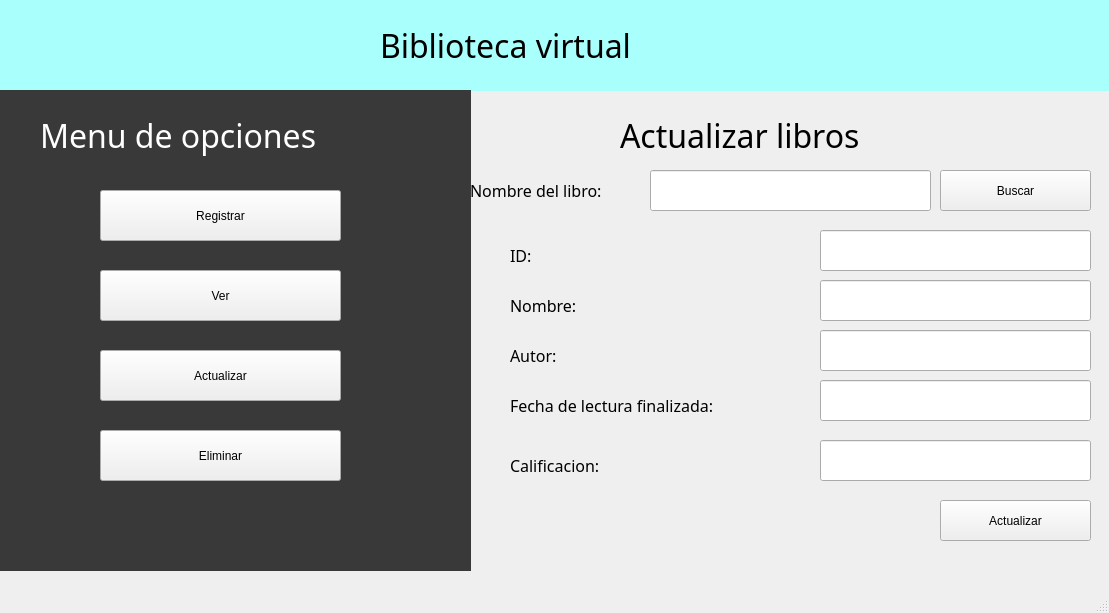
Qt form mainwindow.ui (Aixeny/Proyecto-final-progra-2026-A) before a commit.
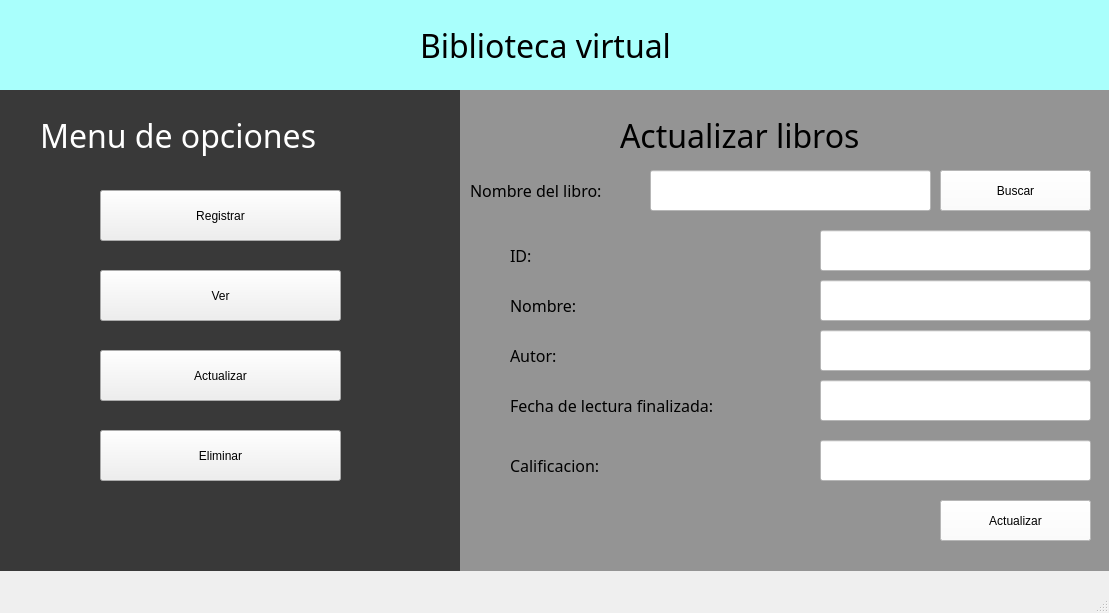
The same form after that commit. The open tabs and pages were chosen to show the change.

```diff
--- a/mainwindow.ui
+++ b/mainwindow.ui
@@ -49,7 +49,7 @@
    <widget class="QLabel" name="label_4">
     <property name="geometry">
      <rect>
-      <x>380</x>
+      <x>420</x>
       <y>20</y>
       <width>351</width>
       <height>51</height>
@@ -148,6 +148,9 @@
       <height>481</height>
      </rect>
     </property>
+    <property name="styleSheet">
+     <string notr="true">background-color: rgb(148, 148, 148);</string>
+    </property>
     <widget class="QWidget" name="page_Registrar">
      <widget class="QLabel" name="label_7">
       <property name="geometry">
@@ -346,6 +349,9 @@
         <height>41</height>
        </rect>
       </property>
+      <property name="styleSheet">
+       <string notr="true">background-color: rgb(255, 255, 255);</string>
+      </property>
      </widget>
      <widget class="QPushButton" name="btn_buscar_actualizar">
       <property name="geometry">
@@ -356,6 +362,9 @@
         <height>41</height>
        </rect>
       </property>
+      <property name="styleSheet">
+       <string notr="true">background-color: rgb(255, 255, 255);</string>
+      </property>
       <property name="text">
        <string>Buscar</string>
       </property>
@@ -369,6 +378,9 @@
         <height>41</height>
        </rect>
       </property>
+      <property name="styleSheet">
+       <string notr="true">background-color: rgb(255, 255, 255);</string>
+      </property>
       <property name="text">
        <string>Actualizar</string>
       </property>
@@ -382,6 +394,9 @@
         <height>41</height>
        </rect>
       </property>
+      <property name="styleSheet">
+       <string notr="true">background-color: rgb(255, 255, 255);</string>
+      </property>
      </widget>
      <widget class="QLineEdit" name="txt_nombre_actualizar">
       <property name="geometry">
@@ -392,6 +407,9 @@
         <height>41</height>
        </rect>
       </property>
+      <property name="styleSheet">
+       <string notr="true">background-color: rgb(255, 255, 255);</string>
+      </property>
      </widget>
      <widget class="QLineEdit" name="txt_autor_actualizar">
       <property name="geometry">
@@ -402,6 +420,9 @@
         <height>41</height>
        </rect>
       </property>
+      <property name="styleSheet">
+       <string notr="true">background-color: rgb(255, 255, 255);</string>
+      </property>
      </widget>
      <widget class="QLineEdit" name="txt_fecha_actualizar">
       <property name="geometry">
@@ -412,6 +433,9 @@
         <height>41</height>
        </rect>
       </property>
+      <property name="styleSheet">
+       <string notr="true">background-color: rgb(255, 255, 255);</string>
+      </property>
      </widget>
      <widget class="QLineEdit" name="txt_calificacion_actualizar">
       <property name="geometry">
@@ -422,6 +446,9 @@
         <height>41</height>
        </rect>
       </property>
+      <property name="styleSheet">
+       <string notr="true">background-color: rgb(255, 255, 255);</string>
+      </property>
      </widget>
      <widget class="QLabel" name="label_14">
       <property name="geometry">
```
Left out of the diff: 35 changed lines with no effect on the pictures.
